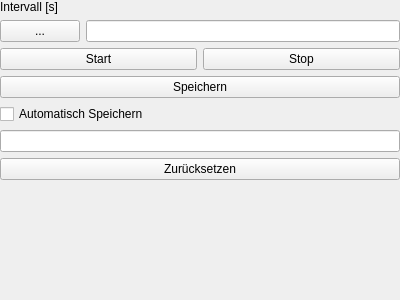
The window that lenlab/lenlab/gui/loggerform.ui (kalanzun/red_lenlab) describes before a commit, drawn with Qt 5.
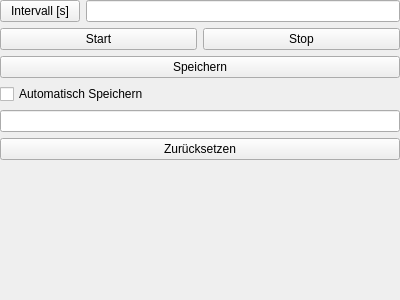
The same window after the commit.

```diff
--- a/lenlab/lenlab/gui/loggerform.ui
+++ b/lenlab/lenlab/gui/loggerform.ui
@@ -26,13 +26,6 @@
    <property name="bottomMargin">
     <number>0</number>
    </property>
-   <item>
-    <widget class="QLabel" name="label">
-     <property name="text">
-      <string>Intervall [s]</string>
-     </property>
-    </widget>
-   </item>
    <item>
     <layout class="QHBoxLayout" name="horizontalLayout">
      <item>
@@ -44,7 +37,7 @@
         </sizepolicy>
        </property>
        <property name="text">
-        <string>...</string>
+        <string>Intervall [s]</string>
        </property>
       </widget>
      </item>
```
